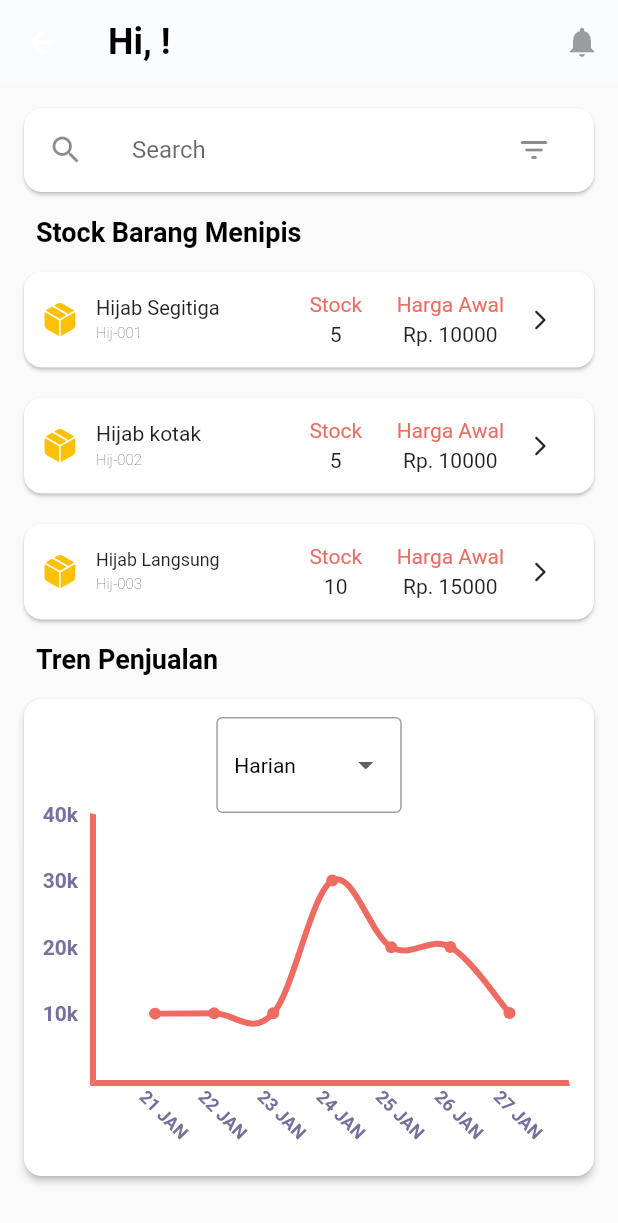
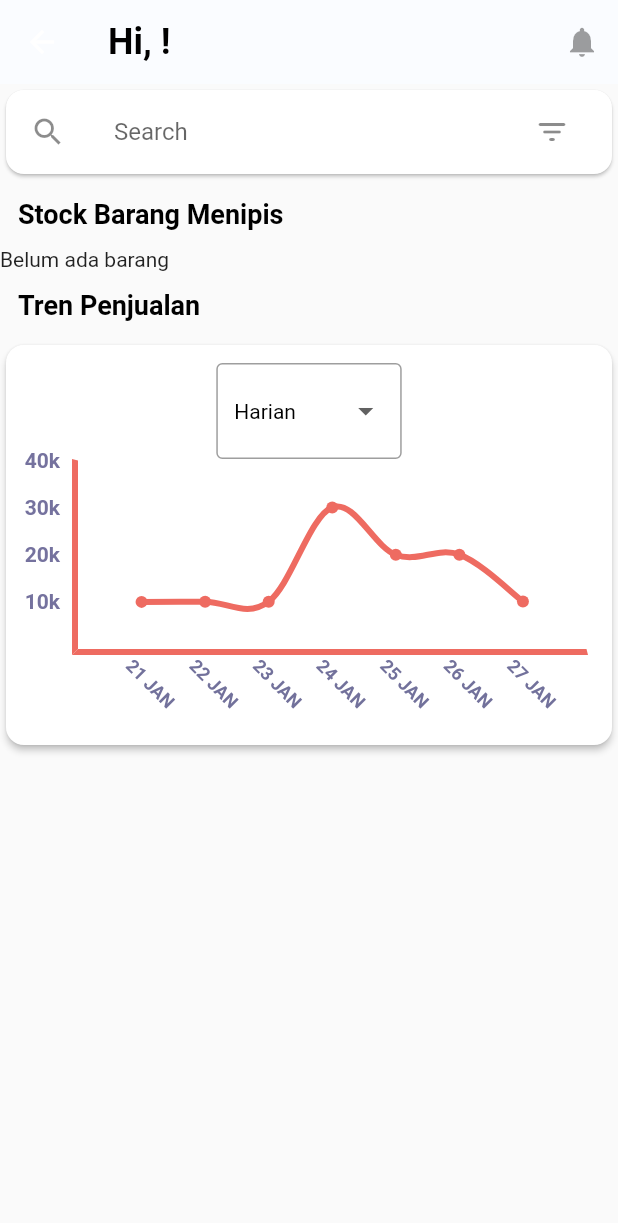
Before and after one commit to lamkhil/widuri, a Flutter app: the Home screen opened directly, on a phone screen of 412 x 824 dp. Shown: the top 1223 px of the screen. Run offline on Flutter 3.47's test engine with Material 2 defaults, Android fonts, the phone set to English and light mode, and no system bars; drawn by our look-alikes of fl_chart; our stand-ins replace cloud_firestore, firebase_auth, firebase_core, flutter_spinkit, flutter_svg, get and 2 more; missing offline and left inert: translator; accounts and stored records are empty; Roboto replaces fonts that are missing (RobotoMono).

Commit message:
add stock barang menipis

```diff
--- a/lib/controller/c_barang.dart
+++ b/lib/controller/c_barang.dart
@@ -15,6 +15,12 @@ class C_Barang extends GetxController {
   var query = ''.obs;
   var barangList = <dynamic>[].obs;
   static var isLoadingStatic = false.obs;
+  static const List<String> listDropdownHome = [
+    'Harian',
+    'Mingguan',
+    'Bulanan'
+  ];
+  var valueDropdownHome = listDropdownHome.first.obs;
 
   @override
   void onInit() {
--- a/lib/views/home.dart
+++ b/lib/views/home.dart
@@ -1,8 +1,11 @@
 import 'package:firebase_auth/firebase_auth.dart';
 import 'package:flutter/material.dart';
 import 'package:flutter/cupertino.dart';
+import 'package:flutter_spinkit/flutter_spinkit.dart';
+import 'package:get/get.dart';
 import 'package:widuri/colors.dart';
 import 'package:fl_chart/fl_chart.dart';
+import 'package:widuri/controller/c_barang.dart';
 import 'Widget/card_barang.dart';
 import 'Widget/graphic.dart';
 
@@ -14,15 +17,8 @@ class Home extends StatefulWidget {
 }
 
 class _HomeState extends State<Home> {
-  static const List<String> _list = ['Harian', 'Mingguan', 'Bulanan'];
   final auth = FirebaseAuth.instance;
-
-  String _value = _list.first;
-
-  @override
-  void initState() {
-    super.initState();
-  }
+  final barangController = Get.put(C_Barang());
 
   @override
   Widget build(BuildContext context) {
@@ -42,20 +38,7 @@ class _HomeState extends State<Home> {
             IconButton(onPressed: null, icon: Icon(Icons.notifications))
           ],
         ),
-        body: LayoutBuilder(
-            builder: (BuildContext context, BoxConstraints viewport) {
-          var h = MediaQuery.of(context).size.height;
-          return SingleChildScrollView(
-            child: ConstrainedBox(
-              constraints: BoxConstraints(
-                minHeight: viewport.maxHeight,
-              ),
-              child: IntrinsicHeight(
-                child: Padding(
-                  padding: EdgeInsets.all(12.0),
-                  child: Column(
-                    mainAxisAlignment: MainAxisAlignment.start,
-                    crossAxisAlignment: CrossAxisAlignment.start,
+        body: ListView(
           children: <Widget>[
             Card(
               shape: RoundedRectangleBorder(
@@ -83,36 +66,33 @@ class _HomeState extends State<Home> {
                       fontFamily: 'RobotoMono',
                       color: Colors.black),
                 )),
-                      Stack(
-                        children: <Widget>[
-                          SingleChildScrollView(
-                            child: Column(
-                              children: <Widget>[
-                                CardBarang(
-                                  namaBarang: 'Hijab Segitiga',
-                                  idBarang: 'Hij-001',
-                                  jumlah: 5,
-                                  harga: 10000,
-                                ),
-                                SizedBox(height: 12.0),
-                                CardBarang(
-                                  namaBarang: 'Hijab kotak',
-                                  idBarang: 'Hij-002',
-                                  jumlah: 5,
-                                  harga: 10000,
-                                ),
-                                SizedBox(height: 12.0),
-                                CardBarang(
-                                  namaBarang: 'Hijab Langsung',
-                                  idBarang: 'Hij-003',
-                                  jumlah: 10,
-                                  harga: 15000,
-                                ),
-                              ],
-                            ),
-                          ),
-                        ],
-                      ),
+            Obx(() {
+              if (barangController.barangList.isEmpty) {
+                return Center(
+                    child: SpinKitFadingCube(
+                  color: primaryColor,
+                ));
+              } else {
+                if (barangController.barangList[0] is int) {
+                  return Text('Belum ada barang');
+                } else {
+                  var viewList = barangController.barangList
+                      .where((value) => value['jumlah'] < 3)
+                      .toList();
+                  return ListView.builder(
+                      physics: NeverScrollableScrollPhysics(),
+                      shrinkWrap: true,
+                      itemCount: viewList.length,
+                      itemBuilder: (context, index) {
+                        return CardBarang(
+                            namaBarang: viewList[index]['namaBarang'],
+                            idBarang: viewList[index]['id'],
+                            jumlah: viewList[index]['jumlah'],
+                            harga: viewList[index]['hargaAwal']);
+                      });
+                }
+              }
+            }),
             Container(
                 margin: EdgeInsets.all(12),
                 child: Text(
@@ -123,8 +103,7 @@ class _HomeState extends State<Home> {
                       fontFamily: 'RobotoMono',
                       color: Colors.black),
                 )),
-                      Expanded(
-                        child: AspectRatio(
+            AspectRatio(
               aspectRatio: 1.5,
               child: Card(
                 elevation: 2.0,
@@ -137,27 +116,27 @@ class _HomeState extends State<Home> {
                     ),
                     SizedBox(
                       width: w * 0.3,
-                                  child: DropdownButtonFormField<String>(
-                                    value: _value,
+                      child: Obx(() {
+                        return DropdownButtonFormField<String>(
+                          value: barangController.valueDropdownHome.value,
                           decoration: InputDecoration(
                             border: OutlineInputBorder(),
                           ),
                           iconSize: 24,
                           elevation: 16,
                           style: TextStyle(color: Colors.black),
-                                    onChanged: (var newValue) =>
-                                        setState(() => _value = newValue!),
-                                    items: _list
-                                        .map((String item) =>
-                                            DropdownMenuItem<String>(
+                          onChanged: (var newValue) => barangController
+                              .valueDropdownHome.value = newValue!,
+                          items: C_Barang.listDropdownHome
+                              .map((String item) => DropdownMenuItem<String>(
                                   child: Text(item), value: item))
                               .toList(),
-                                  ),
+                        );
+                      }),
                     ),
                     Expanded(
                       child: Padding(
-                                    padding: const EdgeInsets.only(
-                                        right: 16.0, left: 6.0),
+                        padding: const EdgeInsets.only(right: 16.0, left: 6.0),
                         child: LineChart(
                           sampleData1(),
                           swapAnimationDuration:
@@ -172,16 +151,10 @@ class _HomeState extends State<Home> {
                 ),
               ),
             ),
-                      ),
             const SizedBox(
               height: 24,
             )
           ],
-                  ),
-                ),
-              ),
-            ),
-          );
-        }));
+        ));
   }
 }
```
Also changed, not shown: lib/controller/c_transaksi.dart (added), lib/model/m_transaksi.dart (added). Lines whose indentation alone changed are shown as unchanged.
